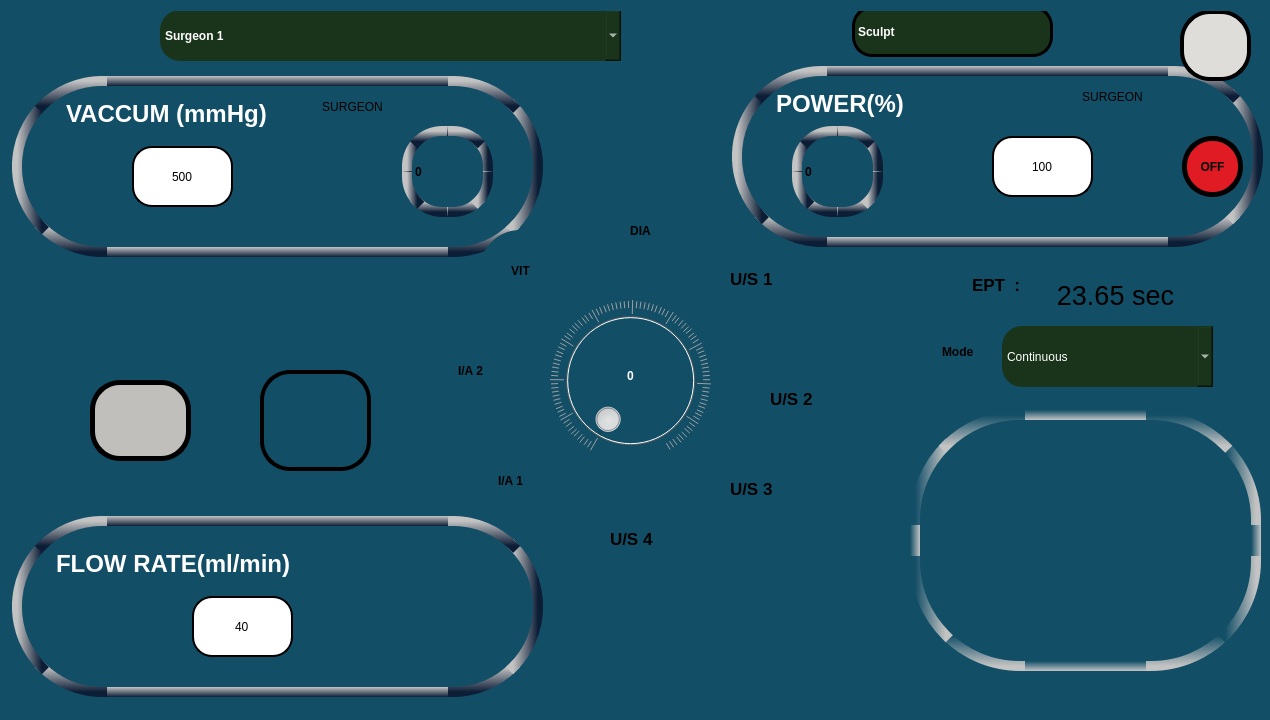
Old version of the form mainwindow.ui in the repository RISWANAAAA/venturiphaco.
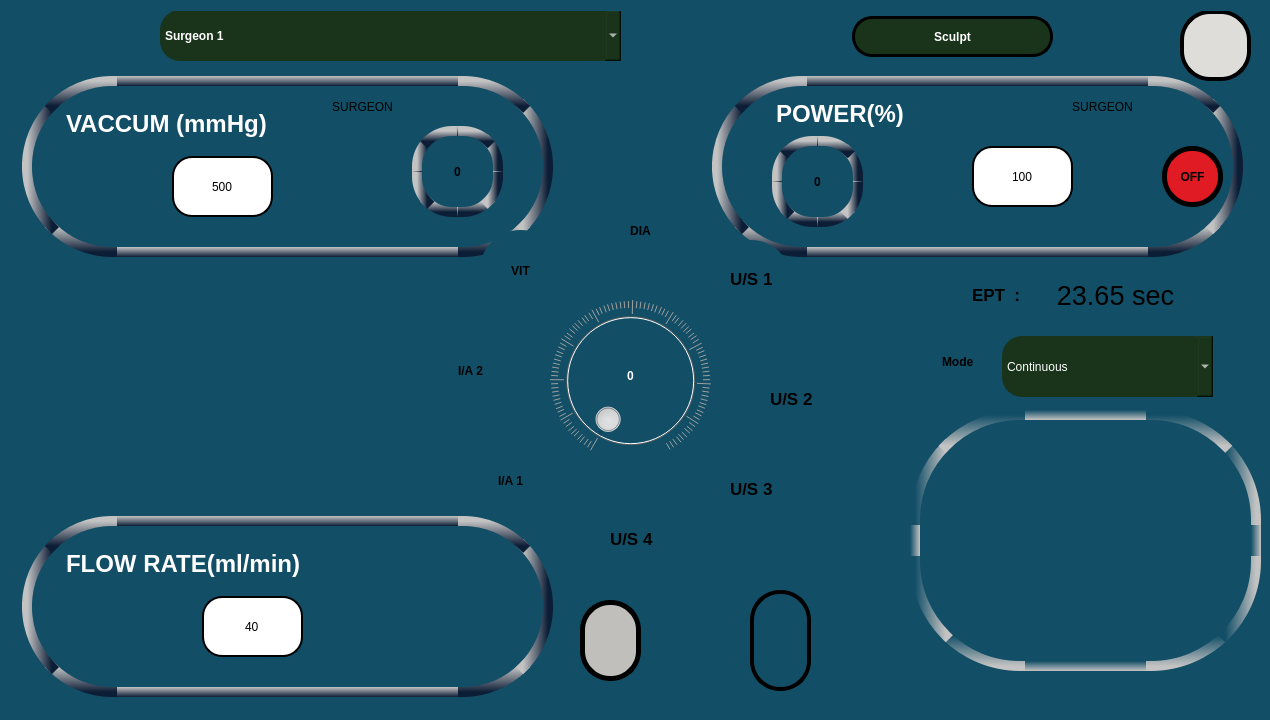
New version of the form. The open tabs and pages were chosen to show the change. Icons and pictures are not drawn.

```diff
--- a/mainwindow.ui
+++ b/mainwindow.ui
@@ -2082,8 +2082,8 @@
      <widget class="QLineEdit" name="lineEdit_64">
       <property name="geometry">
        <rect>
-        <x>1000</x>
-        <y>130</y>
+        <x>980</x>
+        <y>140</y>
         <width>101</width>
         <height>61</height>
        </rect>
@@ -2103,8 +2103,8 @@
      <widget class="QPushButton" name="us4powup_but">
       <property name="geometry">
        <rect>
-        <x>910</x>
-        <y>130</y>
+        <x>880</x>
+        <y>140</y>
         <width>91</width>
         <height>61</height>
        </rect>
@@ -2129,8 +2129,8 @@
      <widget class="QPushButton" name="us4powdown_but">
       <property name="geometry">
        <rect>
-        <x>1100</x>
-        <y>130</y>
+        <x>1080</x>
+        <y>140</y>
         <width>91</width>
         <height>61</height>
        </rect>
@@ -2155,7 +2155,7 @@
      <widget class="QPushButton" name="us4flowup_but">
       <property name="geometry">
        <rect>
-        <x>70</x>
+        <x>80</x>
         <y>590</y>
         <width>91</width>
         <height>61</height>
@@ -2181,7 +2181,7 @@
      <widget class="QLineEdit" name="lineEdit_65">
       <property name="geometry">
        <rect>
-        <x>200</x>
+        <x>210</x>
         <y>590</y>
         <width>101</width>
         <height>61</height>
@@ -2202,7 +2202,7 @@
      <widget class="QPushButton" name="us4flowdown_but">
       <property name="geometry">
        <rect>
-        <x>350</x>
+        <x>360</x>
         <y>590</y>
         <width>91</width>
         <height>61</height>
@@ -2228,7 +2228,7 @@
      <widget class="QTextEdit" name="textEdit_50">
       <property name="geometry">
        <rect>
-        <x>60</x>
+        <x>70</x>
         <y>540</y>
         <width>301</width>
         <height>81</height>
@@ -2253,7 +2253,7 @@
       <property name="geometry">
        <rect>
         <x>780</x>
-        <y>80</y>
+        <y>90</y>
         <width>251</width>
         <height>41</height>
        </rect>
@@ -2276,7 +2276,7 @@
      <widget class="QLabel" name="label_101">
       <property name="geometry">
        <rect>
-        <x>20</x>
+        <x>30</x>
         <y>70</y>
         <width>531</width>
         <height>181</height>
@@ -2309,8 +2309,8 @@
      <widget class="QLabel" name="label_102">
       <property name="geometry">
        <rect>
-        <x>740</x>
-        <y>60</y>
+        <x>720</x>
+        <y>70</y>
         <width>531</width>
         <height>181</height>
        </rect>
@@ -2342,7 +2342,7 @@
      <widget class="QLabel" name="label_103">
       <property name="geometry">
        <rect>
-        <x>20</x>
+        <x>30</x>
         <y>510</y>
         <width>531</width>
         <height>181</height>
@@ -2376,7 +2376,7 @@
       <property name="geometry">
        <rect>
         <x>70</x>
-        <y>90</y>
+        <y>100</y>
         <width>241</width>
         <height>61</height>
        </rect>
@@ -2399,8 +2399,8 @@
      <widget class="QPushButton" name="us4vacdown_but">
       <property name="geometry">
        <rect>
-        <x>270</x>
-        <y>140</y>
+        <x>300</x>
+        <y>150</y>
         <width>91</width>
         <height>61</height>
        </rect>
@@ -2425,8 +2425,8 @@
      <widget class="QLineEdit" name="lineEdit_66">
       <property name="geometry">
        <rect>
-        <x>140</x>
-        <y>140</y>
+        <x>180</x>
+        <y>150</y>
         <width>101</width>
         <height>61</height>
        </rect>
@@ -2446,8 +2446,8 @@
      <widget class="QPushButton" name="us4vacup_but">
       <property name="geometry">
        <rect>
-        <x>40</x>
-        <y>140</y>
+        <x>60</x>
+        <y>150</y>
         <width>91</width>
         <height>61</height>
        </rect>
@@ -2472,7 +2472,7 @@
      <widget class="QLabel" name="label_104">
       <property name="geometry">
        <rect>
-        <x>410</x>
+        <x>420</x>
         <y>120</y>
         <width>91</width>
         <height>91</height>
@@ -2503,12 +2503,15 @@
       <property name="text">
        <string>0</string>
       </property>
+      <property name="alignment">
+       <set>Qt::AlignCenter</set>
+      </property>
      </widget>
      <widget class="QLabel" name="label_105">
       <property name="geometry">
        <rect>
-        <x>800</x>
-        <y>120</y>
+        <x>780</x>
+        <y>130</y>
         <width>91</width>
         <height>91</height>
        </rect>
@@ -2538,12 +2541,15 @@
       <property name="text">
        <string>0</string>
       </property>
+      <property name="alignment">
+       <set>Qt::AlignCenter</set>
+      </property>
      </widget>
      <widget class="QPushButton" name="us4mode">
       <property name="geometry">
        <rect>
-        <x>1040</x>
-        <y>50</y>
+        <x>1030</x>
+        <y>60</y>
         <width>161</width>
         <height>81</height>
        </rect>
@@ -2562,7 +2568,7 @@
      <widget class="QPushButton" name="us4vacmode">
       <property name="geometry">
        <rect>
-        <x>280</x>
+        <x>290</x>
         <y>60</y>
         <width>161</width>
         <height>81</height>
@@ -2582,8 +2588,8 @@
      <widget class="QPushButton" name="us4onoff">
       <property name="geometry">
        <rect>
-        <x>1190</x>
-        <y>130</y>
+        <x>1170</x>
+        <y>140</y>
         <width>61</width>
         <height>61</height>
        </rect>
@@ -2602,9 +2608,9 @@
       <property name="geometry">
        <rect>
         <x>860</x>
-        <y>0</y>
+        <y>10</y>
         <width>201</width>
-        <height>51</height>
+        <height>41</height>
        </rect>
       </property>
       <property name="styleSheet">
@@ -2620,12 +2626,15 @@
       <property name="text">
        <string>Sculpt</string>
       </property>
+      <property name="alignment">
+       <set>Qt::AlignCenter</set>
+      </property>
      </widget>
      <widget class="QComboBox" name="CutMode_vitCom_4">
       <property name="geometry">
        <rect>
         <x>1010</x>
-        <y>320</y>
+        <y>330</y>
         <width>211</width>
         <height>61</height>
        </rect>
@@ -2677,7 +2686,7 @@
       <property name="geometry">
        <rect>
         <x>950</x>
-        <y>330</y>
+        <y>340</y>
         <width>181</width>
         <height>31</height>
        </rect>
@@ -2694,7 +2703,7 @@
       <property name="geometry">
        <rect>
         <x>980</x>
-        <y>270</y>
+        <y>280</y>
         <width>67</width>
         <height>17</height>
        </rect>
@@ -4492,17 +4501,23 @@
    <widget class="QPushButton" name="SETTINGS_BUT_3">
     <property name="geometry">
      <rect>
-      <x>260</x>
-      <y>370</y>
-      <width>111</width>
+      <x>750</x>
+      <y>590</y>
+      <width>61</width>
       <height>101</height>
      </rect>
     </property>
     <property name="styleSheet">
-     <string notr="true">image: url(:/images/footimg.png);
+     <string notr="true">QPushButton{
+image: url(:/images/footimg.png);
 background-color:transparent;
 border:4px solid black;
-border-radius:30px;</string>
+border-radius:30px;
+}
+QPushButton:focus {
+    outline: none;
+    border: none;
+}</string>
     </property>
     <property name="text">
      <string/>
@@ -5213,19 +5228,25 @@
    <widget class="QPushButton" name="CI5_5">
     <property name="geometry">
      <rect>
-      <x>90</x>
-      <y>380</y>
-      <width>101</width>
+      <x>580</x>
+      <y>600</y>
+      <width>61</width>
       <height>81</height>
      </rect>
     </property>
     <property name="styleSheet">
-     <string notr="true">font:20pt &quot;Ubuntu&quot;;
+     <string notr="true">QPushButton{font:20pt &quot;Ubuntu&quot;;
 background-color: rgb(192, 191, 188);
 color: rgb(224, 27, 36);
 image: url(:/images/ci.png);
 border:5px solid black;
-border-radius:30px;font-weight: bold;</string>
+border-radius:30px;font-weight: bold;
+}
+QPushButton:focus {
+    outline: none;
+    border: none;
+}
+</string>
     </property>
     <property name="text">
      <string/>
```
Left out of the diff: 153 changed lines with no effect on the pictures.
